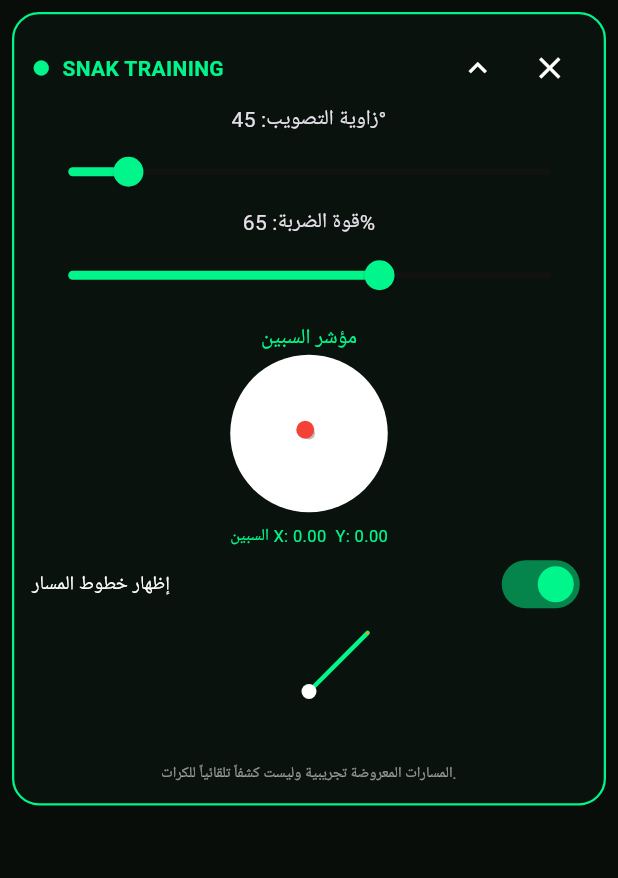
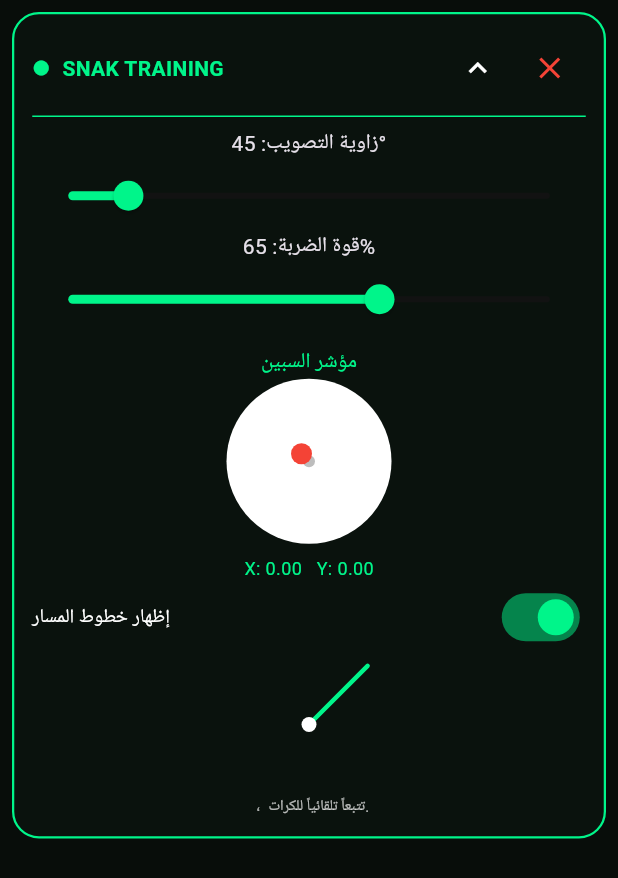
Before and after one commit to sultanswes455-creator/MERO-SMART-TRACK, a Flutter app: the TrainingOverlay widget shown alone on an empty page, opened directly, on a phone screen of 412 x 824 dp. Shown: the top 878 px of the screen. Run offline on Flutter 3.47's test engine with Material 3 defaults, Android fonts, the phone set to English and light mode, and no system bars; missing offline and left inert: flutter_overlay_window.

Commit message:
Update main.dart

```diff
--- a/lib/main.dart
+++ b/lib/main.dart
@@ -14,10 +14,17 @@ void main() {
 @pragma('vm:entry-point')
 void overlayMain() {
   WidgetsFlutterBinding.ensureInitialized();
-  runApp(const MaterialApp(
+  runApp(
+    MaterialApp(
       debugShowCheckedModeBanner: false,
-    home: TrainingOverlay(),
-  ));
+      theme: ThemeData(
+        brightness: Brightness.dark,
+        scaffoldBackgroundColor: Colors.transparent,
+        colorScheme: const ColorScheme.dark(primary: neon),
+      ),
+      home: const TrainingOverlay(),
+    ),
+  );
 }
 
 class SnakApp extends StatelessWidget {
@@ -68,20 +75,21 @@ class _ActivationPageState extends State<ActivationPage> {
   Widget build(BuildContext context) {
     return Scaffold(
       body: Center(
-        child: Padding(
+        child: SingleChildScrollView(
           padding: const EdgeInsets.all(25),
           child: Column(
             mainAxisAlignment: MainAxisAlignment.center,
             children: [
-              const Icon(Icons.sports_esports,
-                  color: neon, size: 75),
+              const Icon(Icons.sports_esports, color: neon, size: 75),
               const SizedBox(height: 20),
-              const Text('SNAK TRAINING',
+              const Text(
+                'SNAK TRAINING',
                 style: TextStyle(
                   color: neon,
                   fontSize: 26,
                   fontWeight: FontWeight.bold,
-                  )),
+                ),
+              ),
               const SizedBox(height: 25),
               TextField(
                 controller: code,
@@ -139,12 +147,12 @@ class _HomePageState extends State<HomePage> {
       }
 
       if (!allowed) {
-        setState(() => status = 'يجب منح إذن الظهور فوق التطبيقات');
+        setState(() => status = 'امنح إذن الظهور فوق التطبيقات');
         return;
       }
 
       await FlutterOverlayWindow.showOverlay(
-        height: 390,
+        height: 560,
         width: 320,
         enableDrag: true,
         overlayTitle: 'SNAK TRAINING',
@@ -152,8 +160,8 @@ class _HomePageState extends State<HomePage> {
       );
 
       setState(() => status = 'تم تشغيل النافذة العائمة');
-    } catch (_) {
-      setState(() => status = 'تعذر تشغيل النافذة');
+    } catch (e) {
+      setState(() => status = 'تعذر تشغيل النافذة: $e');
     }
   }
 
@@ -175,11 +183,12 @@ class _HomePageState extends State<HomePage> {
         child: Column(
           mainAxisAlignment: MainAxisAlignment.center,
           children: [
-            const Icon(Icons.sports_esports,
-                color: neon, size: 75),
+            const Icon(Icons.sports_esports, color: neon, size: 75),
             const SizedBox(height: 20),
-            const Text('مساعد تدريب 8 Ball Pool',
-                style: TextStyle(fontSize: 21)),
+            const Text(
+              'مساعد تدريب 8 Ball Pool',
+              style: TextStyle(fontSize: 21),
+            ),
             const SizedBox(height: 25),
             SizedBox(
               width: double.infinity,
@@ -219,7 +228,7 @@ class TrainingOverlay extends StatefulWidget {
 class _TrainingOverlayState extends State<TrainingOverlay> {
   double angle = 45;
   double power = 65;
-  Offset spin = const Offset(0, 0);
+  Offset spin = Offset.zero;
   bool expanded = true;
   bool showLines = true;
 
@@ -237,6 +246,7 @@ class _TrainingOverlayState extends State<TrainingOverlay> {
             border: Border.all(color: neon, width: 1.5),
             borderRadius: BorderRadius.circular(18),
           ),
+          child: SingleChildScrollView(
             child: Column(
               mainAxisSize: MainAxisSize.min,
               children: [
@@ -245,34 +255,37 @@ class _TrainingOverlayState extends State<TrainingOverlay> {
                     const Icon(Icons.circle, color: neon, size: 12),
                     const SizedBox(width: 8),
                     const Expanded(
-                    child: Text('SNAK TRAINING',
+                      child: Text(
+                        'SNAK TRAINING',
                         style: TextStyle(
                           color: neon,
                           fontWeight: FontWeight.bold,
-                        )),
+                        ),
+                      ),
                     ),
                     IconButton(
                       onPressed: () =>
                           setState(() => expanded = !expanded),
                       icon: Icon(
-                      expanded
-                          ? Icons.expand_less
-                          : Icons.expand_more,
+                        expanded ? Icons.expand_less : Icons.expand_more,
+                        color: Colors.white,
                       ),
                     ),
                     IconButton(
                       onPressed: () =>
                           FlutterOverlayWindow.closeOverlay(),
-                    icon: const Icon(Icons.close),
+                      icon: const Icon(Icons.close, color: Colors.red),
                     ),
                   ],
                 ),
                 if (expanded) ...[
+                  const Divider(color: neon),
                   Text('زاوية التصويب: ${angle.round()}°'),
                   Slider(
                     value: angle,
                     min: 0,
                     max: 360,
+                    activeColor: neon,
                     onChanged: (v) => setState(() => angle = v),
                   ),
                   Text('قوة الضربة: ${power.round()}%'),
@@ -280,11 +293,14 @@ class _TrainingOverlayState extends State<TrainingOverlay> {
                     value: power,
                     min: 1,
                     max: 100,
+                    activeColor: neon,
                     onChanged: (v) => setState(() => power = v),
                   ),
                   const SizedBox(height: 8),
-                const Text('مؤشر السبين',
-                    style: TextStyle(color: neon)),
+                  const Text(
+                    'مؤشر السبين',
+                    style: TextStyle(color: neon),
+                  ),
                   GestureDetector(
                     onPanUpdate: (details) {
                       setState(() {
@@ -297,8 +313,8 @@ class _TrainingOverlayState extends State<TrainingOverlay> {
                       });
                     },
                     child: Container(
-                    width: 105,
-                    height: 105,
+                      width: 110,
+                      height: 110,
                       decoration: const BoxDecoration(
                         shape: BoxShape.circle,
                         color: Colors.white,
@@ -312,10 +328,10 @@ class _TrainingOverlayState extends State<TrainingOverlay> {
                             ),
                           ),
                           Positioned(
-                          left: 50 + spin.dx * 40 - 6,
-                          top: 50 + spin.dy * 40 - 6,
+                            left: 49 + spin.dx * 40 - 6,
+                            top: 49 + spin.dy * 40 - 6,
                             child: const CircleAvatar(
-                            radius: 6,
+                              radius: 7,
                               backgroundColor: Colors.red,
                             ),
                           ),
@@ -325,9 +341,9 @@ class _TrainingOverlayState extends State<TrainingOverlay> {
                   ),
                   const SizedBox(height: 8),
                   Text(
-                  'السبين X: ${spin.dx.toStringAsFixed(2)}'
-                  '  Y: ${spin.dy.toStringAsFixed(2)}',
-                  style: const TextStyle(color: neon, fontSize: 11),
+                    'X: ${spin.dx.toStringAsFixed(2)}   '
+                    'Y: ${spin.dy.toStringAsFixed(2)}',
+                    style: const TextStyle(color: neon, fontSize: 12),
                   ),
                   SwitchListTile(
                     dense: true,
@@ -344,15 +360,16 @@ class _TrainingOverlayState extends State<TrainingOverlay> {
                       painter: PathPainter(angle, power, spin),
                     ),
                   const Text(
-                  'المسارات المعروضة تجريبية وليست كشفاً تلقائياً للكرات.',
+                    '  ،  تتبعاً تلقائياً للكرات.',
                     textAlign: TextAlign.center,
                     style: TextStyle(
-                    color: Colors.white54,
+                      color: Colors.white70,
                       fontSize: 10,
                     ),
                   ),
                 ],
               ],
+            ),
           ),
         ),
       ),
@@ -389,20 +406,15 @@ class PathPainter extends CustomPainter {
       paint,
     );
 
-    final secondPaint = Paint()
+    final spinPaint = Paint()
       ..color = Colors.orange
-      ..strokeWidth = 2
-      ..strokeCap = StrokeCap.round;
-
-    final spinOffset = Offset(
-      spin.dx * 15,
-      spin.dy * 15,
-    );
+      ..strokeWidth = 2;
 
     canvas.drawLine(
       center + direction * length,
-      center + direction * length + spinOffset,
-      secondPaint,
+      center + direction * length +
+          Offset(spin.dx * 15, spin.dy * 15),
+      spinPaint,
     );
 
     canvas.drawCircle(
```
Lines whose indentation alone changed are shown as unchanged.
